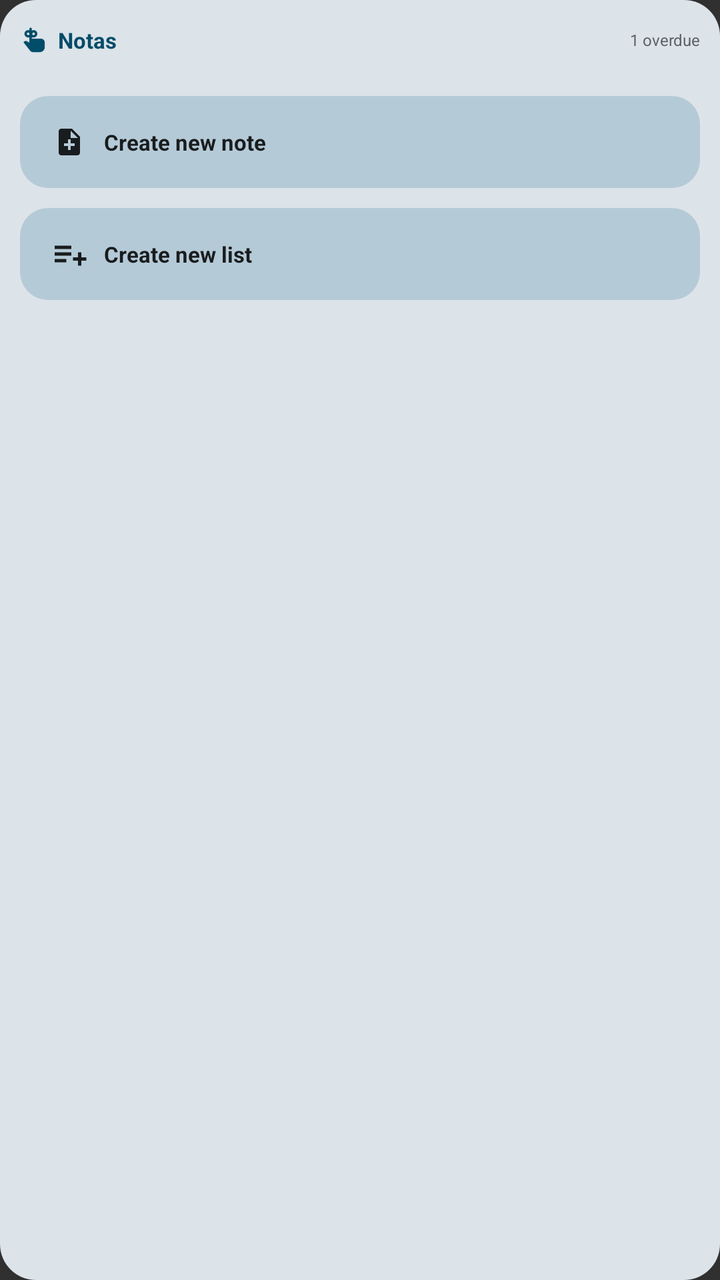
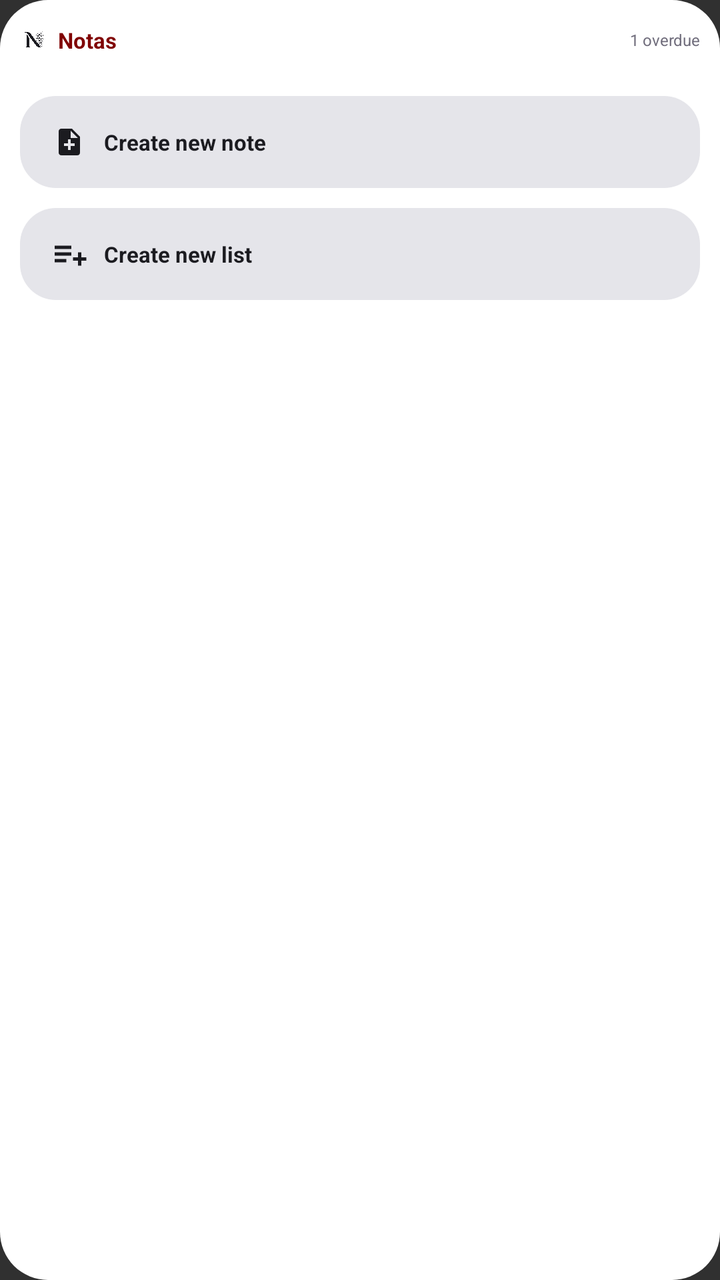

Compare the two renders of this Android layout. The source of the first and the diff that turns it into the second are given below.
<!-- AndroidManifest.xml: application theme Theme.Notas -->
<!-- res/layout/widget_preview_quick_capture.xml -->
<?xml version="1.0" encoding="utf-8"?>
<LinearLayout xmlns:android="http://schemas.android.com/apk/res/android"
    xmlns:tools="http://schemas.android.com/tools"
    android:layout_width="180dp"
    android:layout_height="180dp"
    android:background="@drawable/widget_preview_background"
    android:orientation="vertical"
    android:padding="10dp"
    tools:ignore="HardcodedText,SmallSp,UseAppTint">

    <LinearLayout
        android:layout_width="match_parent"
        android:layout_height="20dp"
        android:gravity="center_vertical"
        android:orientation="horizontal">

        <ImageView
            android:layout_width="14dp"
            android:layout_height="14dp"
            android:layout_marginEnd="5dp"
            android:contentDescription="@null"
            android:src="@drawable/ic_stat_remember"
            android:tint="@color/widget_preview_primary" />

        <TextView
            android:layout_width="0dp"
            android:layout_height="wrap_content"
            android:layout_weight="1"
            android:ellipsize="end"
            android:singleLine="true"
            android:text="@string/widget_header_title"
            android:textColor="@color/widget_preview_primary"
            android:textSize="11sp"
            android:textStyle="bold" />

        <TextView
            android:layout_width="52dp"
            android:layout_height="wrap_content"
            android:gravity="end"
            android:text="1 overdue"
            android:textColor="@color/widget_preview_muted"
            android:textSize="8sp" />
    </LinearLayout>

    <LinearLayout
        android:layout_width="match_parent"
        android:layout_height="46dp"
        android:layout_marginTop="18dp"
        android:background="@drawable/widget_preview_button"
        android:gravity="center_vertical"
        android:orientation="horizontal"
        android:paddingHorizontal="14dp">

        <ImageView
            android:layout_width="20dp"
            android:layout_height="20dp"
            android:contentDescription="@string/widget_create_new_note"
            android:src="@drawable/ic_widget_note_add"
            android:tint="@color/widget_preview_on_surface" />

        <TextView
            android:layout_width="0dp"
            android:layout_height="wrap_content"
            android:layout_marginStart="8dp"
            android:layout_weight="1"
            android:ellipsize="end"
            android:singleLine="true"
            android:text="@string/widget_create_new_note"
            android:textColor="@color/widget_preview_on_surface"
            android:textSize="11sp"
            android:textStyle="bold" />
    </LinearLayout>

    <LinearLayout
        android:layout_width="match_parent"
        android:layout_height="46dp"
        android:layout_marginTop="10dp"
        android:background="@drawable/widget_preview_button"
        android:gravity="center_vertical"
        android:orientation="horizontal"
        android:paddingHorizontal="14dp">

        <ImageView
            android:layout_width="20dp"
            android:layout_height="20dp"
            android:contentDescription="@string/widget_create_new_list"
            android:src="@drawable/ic_widget_list_add"
            android:tint="@color/widget_preview_on_surface" />

        <TextView
            android:layout_width="0dp"
            android:layout_height="wrap_content"
            android:layout_marginStart="8dp"
            android:layout_weight="1"
            android:ellipsize="end"
            android:singleLine="true"
            android:text="@string/widget_create_new_list"
            android:textColor="@color/widget_preview_on_surface"
            android:textSize="11sp"
            android:textStyle="bold" />
    </LinearLayout>
</LinearLayout>
<!-- resources referenced by this layout -->
<resources>
  <color name="widget_preview_muted">@android:color/system_neutral1_600</color>
  <color name="widget_preview_on_surface">@android:color/system_neutral1_900</color>
  <color name="widget_preview_primary">@android:color/system_accent1_700</color>
  <!-- drawable ic_stat_remember: png bitmap (drawable-hdpi, 1160 bytes) -->
  <!-- drawable ic_widget_list_add (drawable) -->
  <vector xmlns:android="http://schemas.android.com/apk/res/android"
      android:width="24dp"
      android:height="24dp"
      android:viewportWidth="24"
      android:viewportHeight="24"
      android:tint="?android:attr/colorForeground">
      <path
          android:fillColor="@android:color/white"
          android:pathData="M4,7h10v2H4V7zM4,11h10v2H4v-2zM4,15h7v2H4v-2zM18,11h2v3h3v2h-3v3h-2v-3h-3v-2h3v-3z" />
  </vector>
  <!-- drawable ic_widget_note_add (drawable) -->
  <vector xmlns:android="http://schemas.android.com/apk/res/android"
      android:width="24dp"
      android:height="24dp"
      android:viewportWidth="24"
      android:viewportHeight="24"
      android:tint="?android:attr/colorForeground">
      <group
          android:pivotX="12"
          android:pivotY="12"
          android:scaleX="0.80"
          android:scaleY="0.80"
          android:translateX="0.8">
          <path
              android:fillColor="@android:color/white"
              android:pathData="M14,2H6c-1.1,0 -2,0.9 -2,2v16c0,1.1 0.9,2 2,2h12c1.1,0 2,-0.9 2,-2V8l-6,-6zM13,9V3.5L18.5,9H13zM16,15h-3v3h-2v-3H8v-2h3v-3h2v3h3v2z" />
      </group>
  </vector>
  <!-- drawable widget_preview_background (drawable) -->
  <shape xmlns:android="http://schemas.android.com/apk/res/android">
      <solid android:color="@color/widget_preview_surface" />
      <corners android:radius="18dp" />
  </shape>
  <!-- drawable widget_preview_button (drawable) -->
  <shape xmlns:android="http://schemas.android.com/apk/res/android">
      <solid android:color="@color/widget_preview_action" />
      <corners android:radius="14dp" />
  </shape>
  <string name="widget_create_new_list">Create new list</string>
  <string name="widget_create_new_note">Create new note</string>
  <string name="widget_header_title">Notas</string>
  <style name="Theme.Notas" parent="android:Theme.Material.NoActionBar">
          <item name="android:forceDarkAllowed">false</item>
      </style>
  <color name="widget_preview_surface">@android:color/system_neutral2_100</color>
  <color name="widget_preview_action">@android:color/system_accent2_200</color>
</resources>

<!-- the commit's change to res/layout/widget_preview_quick_capture.xml (unified diff, before → after) -->
@@ -19,8 +19,8 @@
             android:layout_height="14dp"
             android:layout_marginEnd="5dp"
             android:contentDescription="@null"
-            android:src="@drawable/ic_stat_remember"
-            android:tint="@color/widget_preview_primary" />
+            android:src="@drawable/ic_logo_white"
+            android:tint="@color/widget_preview_on_surface" />
 
         <TextView
             android:layout_width="0dp"
<!-- resource entries referenced after the edit -->
@@ -1,9 +1,9 @@
 <!-- resources referenced by this layout -->
 <resources>
-  <color name="widget_preview_muted">@android:color/system_neutral1_600</color>
-  <color name="widget_preview_on_surface">@android:color/system_neutral1_900</color>
-  <color name="widget_preview_primary">@android:color/system_accent1_700</color>
-  <!-- drawable ic_stat_remember: png bitmap (drawable-hdpi, 1160 bytes) -->
+  <color name="widget_preview_muted">#6F6C7B</color>
+  <color name="widget_preview_on_surface">#1B1B20</color>
+  <color name="widget_preview_primary">#800000</color>
+  <!-- drawable ic_logo_white: png bitmap (drawable-nodpi, 44243 bytes) -->
   <!-- drawable ic_widget_list_add (drawable) -->
   <vector xmlns:android="http://schemas.android.com/apk/res/android"
       android:width="24dp"
@@ -35,13 +35,13 @@
   </vector>
   <!-- drawable widget_preview_background (drawable) -->
   <shape xmlns:android="http://schemas.android.com/apk/res/android">
-      <solid android:color="@color/widget_preview_surface" />
-      <corners android:radius="18dp" />
+      <solid android:color="@color/widget_preview_bg" />
+      <corners android:radius="24dp" />
   </shape>
   <!-- drawable widget_preview_button (drawable) -->
   <shape xmlns:android="http://schemas.android.com/apk/res/android">
       <solid android:color="@color/widget_preview_action" />
-      <corners android:radius="14dp" />
+      <corners android:radius="18dp" />
   </shape>
   <string name="widget_create_new_list">Create new list</string>
   <string name="widget_create_new_note">Create new note</string>
@@ -49,7 +49,7 @@
   <style name="Theme.Notas" parent="android:Theme.Material.NoActionBar">
           <item name="android:forceDarkAllowed">false</item>
       </style>
-  <color name="widget_preview_surface">@android:color/system_neutral2_100</color>
-  <color name="widget_preview_action">@android:color/system_accent2_200</color>
+  <color name="widget_preview_bg">#FFFFFF</color>
+  <color name="widget_preview_action">#E5E5EA</color>
 </resources>
 
